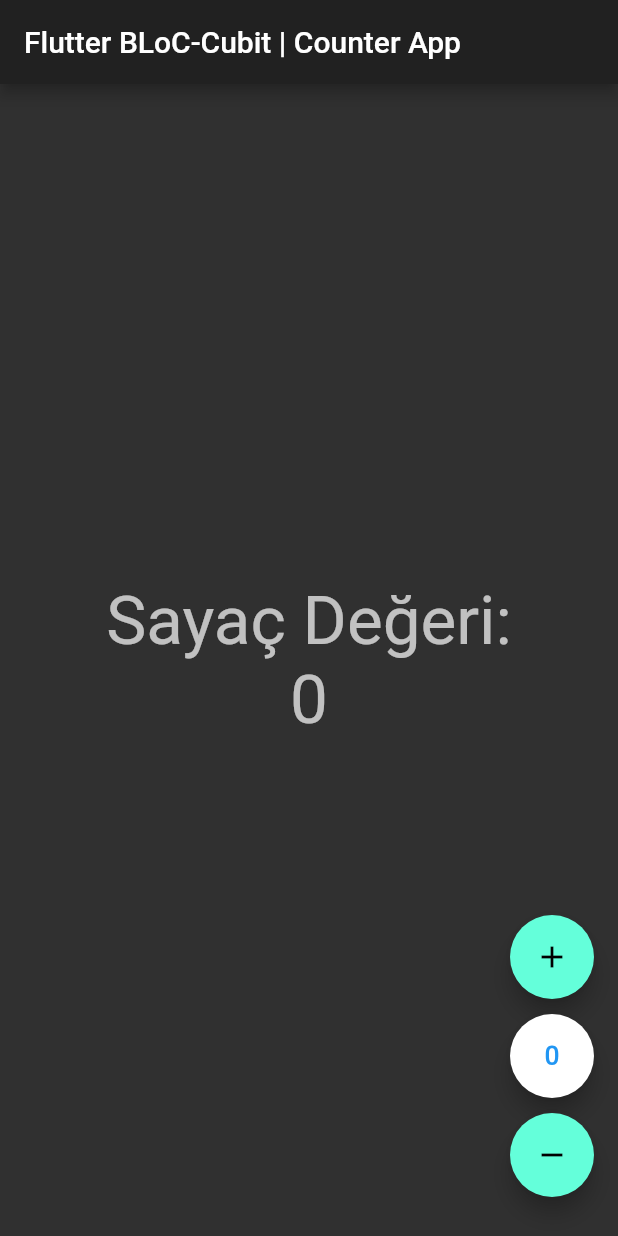
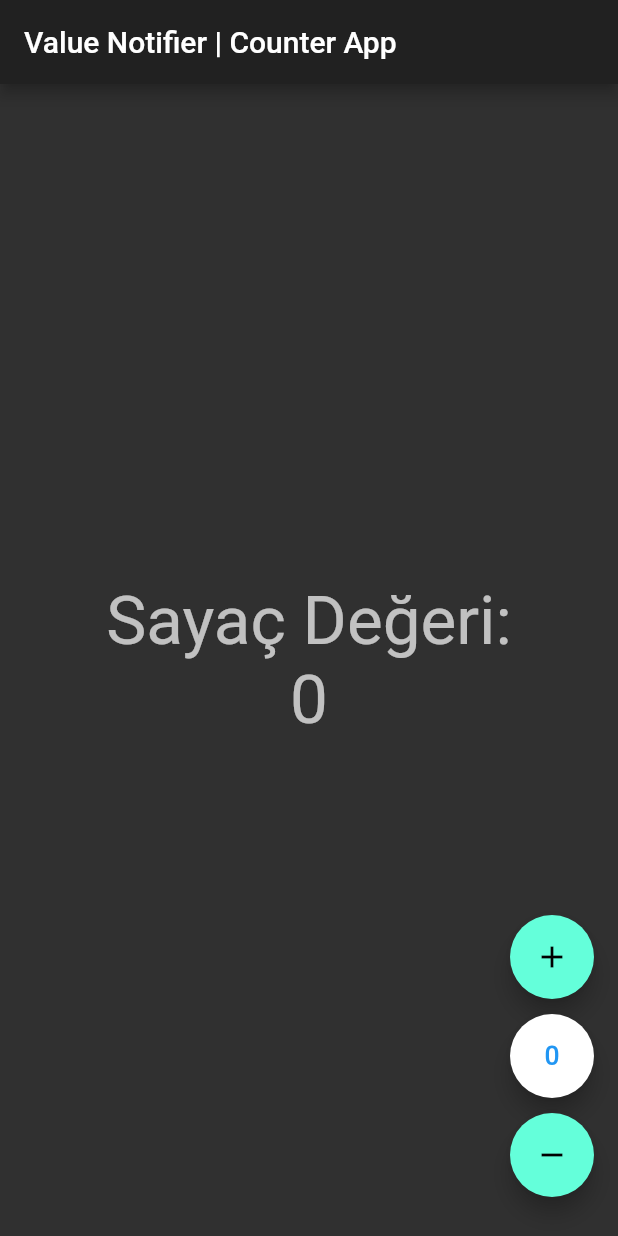
Before and after one commit to ahmetkah/flutter_counter_app_tutorials, a Flutter app: the screen it shows after launch, on a phone screen of 412 x 824 dp. Run offline on Flutter 3.47's test engine with Material 2 defaults, Android fonts, the light colour scheme and no system bars.

Commit message:
first commit

```diff
--- a/lib/app.dart
+++ b/lib/app.dart
@@ -1,6 +1,6 @@
 import 'package:flutter/material.dart';
 
-import 'view/counter_page.dart';
+import 'counter_view.dart';
 
 /// [5. Adım]: App sınıfını oluştur
 class App extends StatelessWidget {
@@ -12,7 +12,7 @@ class App extends StatelessWidget {
       title: 'Flutter Counter App Tutorials',
       debugShowCheckedModeBanner: false,
       theme: ThemeData.dark(),
-      home: const CounterPage(),
+      home: CounterView(),
     );
   }
 }
--- /dev/null
+++ b/lib/counter_notifier.dart
@@ -0,0 +1,28 @@
+import 'package:flutter/material.dart';
+
+class CounterNotifier extends ValueNotifier<int> {
+  CounterNotifier() : super(0);
+
+  /// [] Metotları Oluştur
+  /// Arttırma, Sıfırlama ve Azaltma
+  void incrementCounter() {
+    /// Sayacı bir [ARTIR]
+    value++;
+    debugPrint('Arttırma metodu');
+  }
+
+  void resetCounter() {
+    /// Sayaç zaten 0 ise [DEĞİŞİKLİK YAPMA]
+    if (value == 0) return;
+
+    /// Sayaca [0] değerini ata
+    value = 0;
+    debugPrint('Sıfırla metodu');
+  }
+
+  void decrementCounter() {
+    /// Sayacı bir [AZALT]
+    value--;
+    debugPrint('Azaltma metodu');
+  }
+}
--- a/lib/counter_observer.dart
+++ /dev/null
@@ -1,13 +0,0 @@
-import 'package:bloc/bloc.dart';
-import 'package:flutter/material.dart';
-
-/// [4. Adım]: BlocObserver (Gözlemci) Oluşturma
-class CounterObserver extends BlocObserver {
-  /// Gerçekleşen tüm durum değişikliklerini görmek için
-  /// yalnızca onChange'i override ediyoruz
-  @override
-  void onChange(BlocBase bloc, Change change) {
-    super.onChange(bloc, change);
-    debugPrint('Counter onChange $change');
-  }
-}
--- a/lib/view/counter_view.dart
+++ b/lib/counter_view.dart
@@ -1,23 +1,18 @@
 import 'package:flutter/material.dart';
-import 'package:flutter_bloc/flutter_bloc.dart';
 
-import '../cubit/counter_cubit.dart';
+import 'counter_notifier.dart';
 
-/// [3. Adım]: Presentation Katmanı
 class CounterView extends StatelessWidget {
   const CounterView({Key? key}) : super(key: key);
 
   @override
   Widget build(BuildContext context) {
-    /// [3-A]: Değişimini dinleyeceğimiz Cubit nesnesine erişim için
-    /// Bu metot ile CounterCubit sınıfında yer alan state değerine erişebileceğiz
-    final _read = BlocProvider.of<CounterCubit>(context);
-    // Erişim için 2. alternatif
-    // final _read = context.read<CounterCubit>();
+    /// [1]
+    final _counter = CounterNotifier();
     return Scaffold(
       appBar: AppBar(
         title: Text(
-          'Flutter BLoC-Cubit | Counter App',
+          'Value Notifier | Counter App',
         ),
       ),
       body: Center(
@@ -31,11 +26,14 @@ class CounterView extends StatelessWidget {
 
             /// [3-B]: [BlocBuilder] Text widgetini sararak [CounterCubit]'in
             /// durumu her değiştiğinde state'i rebuild eder.
-            BlocBuilder<CounterCubit, int>(
-              builder: (BuildContext context, int state) {
+            ValueListenableBuilder<int>(
+              /// [valueListenable] parametresine
+              /// [_counter] değişkenini dinlemesini istedik.
+              valueListenable: _counter,
+              builder: (context, counter, widget) {
                 return Text(
-                  /// [3-C]: state değerini ekrana yaz
-                  '$state',
+                  /// Değişimi dinlenen değişkenin değerini ekrana yaz
+                  '$counter',
                   style: Theme.of(context).textTheme.headline3,
                 );
               },
@@ -58,7 +56,7 @@ class CounterView extends StatelessWidget {
               heroTag: 'incrementTag',
 
               /// [3-D]: Arttırma metodunu çalıştır
-              onPressed: _read.incrementCounter,
+              onPressed: _counter.incrementCounter,
               tooltip: 'Arttır',
               child: Icon(
                 Icons.add,
@@ -76,7 +74,7 @@ class CounterView extends StatelessWidget {
               heroTag: 'resetTag',
 
               /// [3-E]: Sıfırlama metodunu çalıştır
-              onPressed: _read.resetCounter,
+              onPressed: _counter.resetCounter,
               tooltip: 'Sıfırla',
               child: Icon(
                 Icons.exposure_zero_sharp,
@@ -94,7 +92,7 @@ class CounterView extends StatelessWidget {
               heroTag: 'decrementTag',
 
               /// [3-F]: Azaltma metodunu çalıştır
-              onPressed: _read.decrementCounter,
+              onPressed: _counter.decrementCounter,
               tooltip: 'Azalt',
               child: Icon(
                 Icons.remove,
--- a/lib/cubit/counter_cubit.dart
+++ /dev/null
@@ -1,24 +0,0 @@
-/// [1. Adım]: BLoC/Cubit Katmanı Oluşturma
-import 'package:bloc/bloc.dart';
-
-/// Sınıfı Cubit'ten extends et.
-class CounterCubit extends Cubit<int> {
-  /// State için başlangıç değeri
-  /// super(state) => state(0)
-  CounterCubit() : super(0);
-
-  /// [1-A]: Arttır metodunun çalıştıktan sonra
-  /// [state] güncellenmesi için
-  /// [emit] metodunu kullan
-  void incrementCounter() => emit(state + 1);
-
-  /// [1-B]: Sıfırlama metodunun çalıştıktan sonra
-  /// [state] güncellenmesi için
-  /// [emit] metodunu kullan
-  void resetCounter() => emit(0);
-
-  /// [2-B]: Azalt metodunun çalıştıktan sonra
-  /// [state] güncellenmesi için
-  /// [emit] metodunu kullan
-  void decrementCounter() => emit(state - 1);
-}
--- a/lib/main.dart
+++ b/lib/main.dart
@@ -1,14 +1,9 @@
-import 'package:bloc/bloc.dart';
 import 'package:flutter/material.dart';
 
 import 'app.dart';
-import 'counter_observer.dart';
 
 /// [6. Adım]: main metodunu çalıştırma
 void main() {
-  /// Initialize CounterBlocObserver
-  /// CounterObserver'ı Başlatma
-  Bloc.observer = CounterObserver();
   runApp(
     const App(),
   );
--- a/lib/view/counter_page.dart
+++ /dev/null
@@ -1,27 +0,0 @@
-/// [2. Adım]: BlocProvider'ı Konumlandırma
-
-import 'package:flutter/material.dart';
-import 'package:flutter_bloc/flutter_bloc.dart';
-
-import '../cubit/counter_cubit.dart';
-
-import 'counter_view.dart';
-
-class CounterPage extends StatelessWidget {
-  const CounterPage({Key? key}) : super(key: key);
-
-  @override
-  Widget build(BuildContext context) {
-    /// BlocProvider'ı widget ağacımıza enjekte ettik.
-    return BlocProvider<CounterCubit>(
-      /// BlocProvider’ın <type>’ında ve create parametresinede yer alan
-      /// [CounterCubit] Cubit’ten kalıtım alan sınıftır.
-      /// create parametresinde yeni bir [CounterCubit] nesnesi oluşturulacak
-      create: (_) => CounterCubit(),
-
-      /// [CounterView]’ın altındaki tüm widgetlerden enjekte ettiğimiz
-      /// [CounterCubit] nesnesine ulaşabileceğiz.
-      child: CounterView(),
-    );
-  }
-}
```
Also changed, not shown: pubspec.yaml (+0 -7 lines), pubspec.lock.
